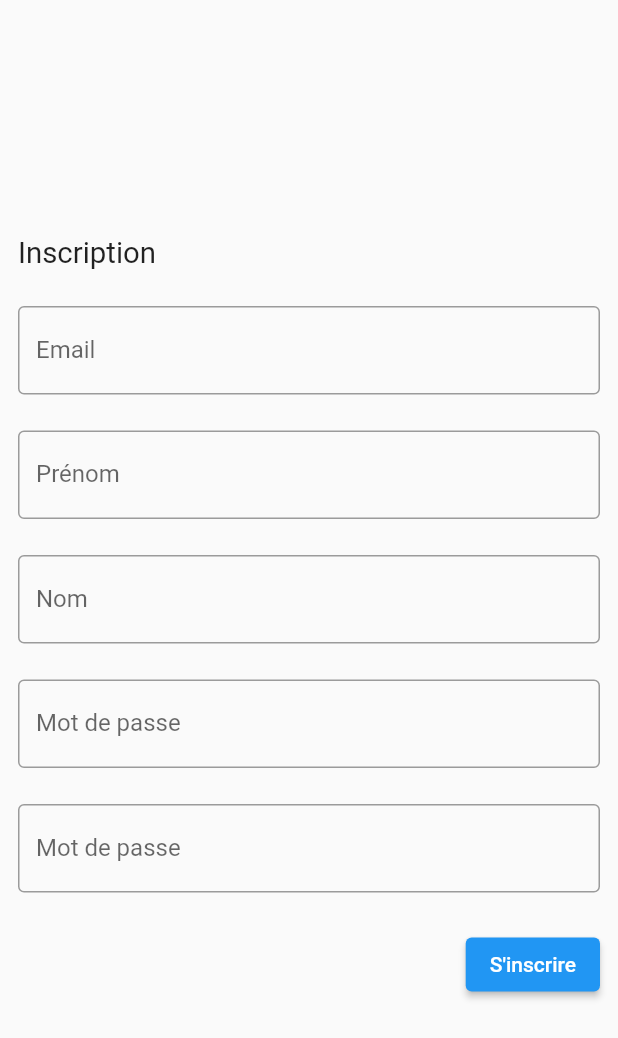
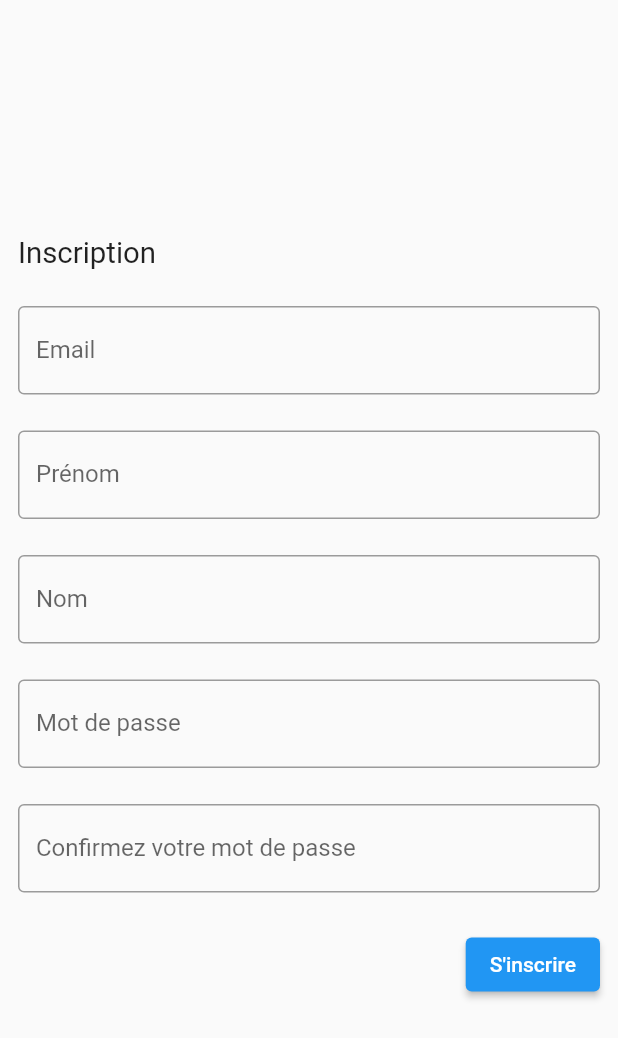
Before and after one commit to LP-CIASIE/Atelier-2, a Flutter app: the SignUpPage screen opened directly, on a phone screen of 412 x 824 dp. Shown: the top 1038 px of the screen. Run offline on Flutter 3.47's test engine with Material 2 defaults, Android fonts, the phone set to English and light mode, and no system bars.

Commit message:
update label input

```diff
--- a/flutter/lib/screen/sign_up_screen.dart
+++ b/flutter/lib/screen/sign_up_screen.dart
@@ -202,7 +202,7 @@ class _SignUpPageState extends State<SignUpPage> {
                       },
                       decoration: const InputDecoration(
                         border: OutlineInputBorder(),
-                        labelText: 'Mot de passe',
+                        labelText: 'Confirmez votre mot de passe',
                       ),
                     ),
                   ),
```
